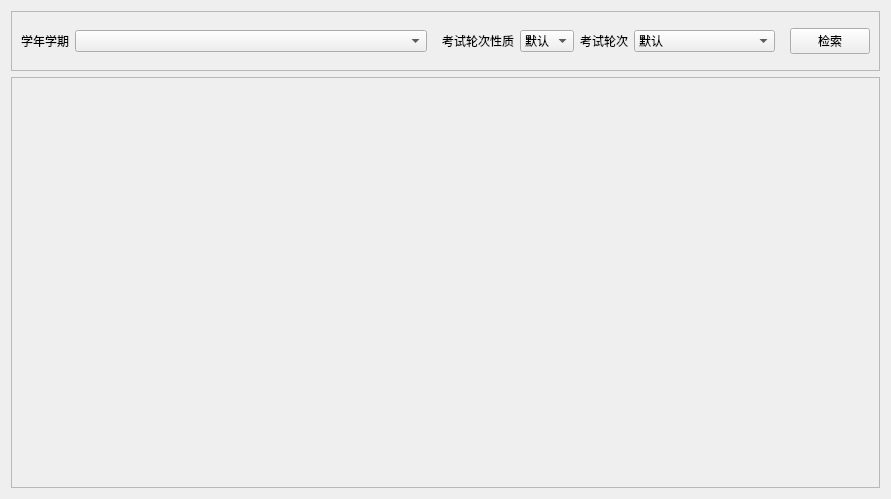
Above: Qt-Zhku-Client/ExamArrangement_Ui.ui from yujiecong/Qt-Zhku-Client before the change. Below: the same form after it.
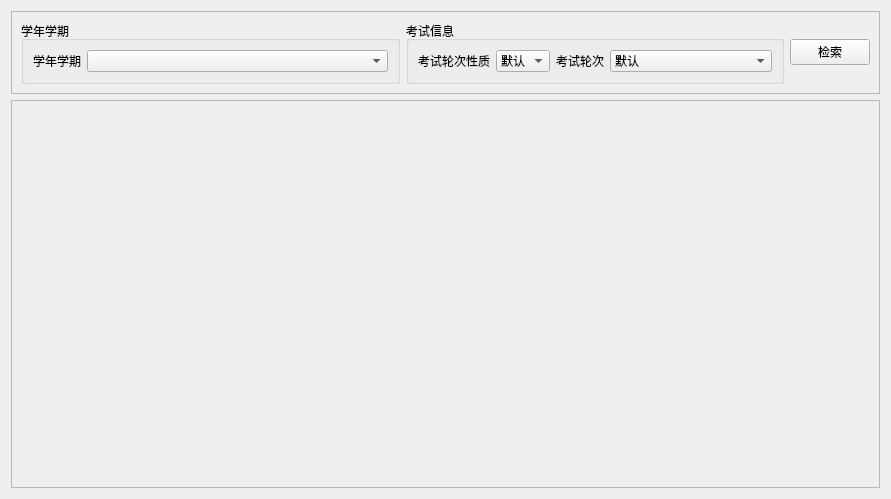
That is the form after the change.

```diff
--- a/Qt-Zhku-Client/ExamArrangement_Ui.ui
+++ b/Qt-Zhku-Client/ExamArrangement_Ui.ui
@@ -21,6 +21,12 @@
      </property>
      <layout class="QHBoxLayout" name="horizontalLayout_2">
       <item>
+       <widget class="QGroupBox" name="groupBox">
+        <property name="title">
+         <string>学年学期</string>
+        </property>
+        <layout class="QHBoxLayout" name="horizontalLayout">
+         <item>
        <widget class="QLabel" name="label">
         <property name="sizePolicy">
          <sizepolicy hsizetype="Fixed" vsizetype="Preferred">
@@ -43,8 +49,14 @@
         </property>
        </widget>
       </item>
+        </layout>
+       </widget>
+      </item>
       <item>
-       <widget class="QWidget" name="type1Widget" native="true">
+       <widget class="QGroupBox" name="type1GroupBox">
+        <property name="title">
+         <string>考试信息</string>
+        </property>
         <layout class="QHBoxLayout" name="horizontalLayout_3">
          <item>
           <widget class="QLabel" name="label_2">
@@ -147,7 +159,7 @@
         <x>0</x>
         <y>0</y>
         <width>871</width>
-        <height>415</height>
+        <height>401</height>
        </rect>
       </property>
       <layout class="QVBoxLayout" name="verticalLayout_2"/>
```
Lines whose indentation alone changed are shown as unchanged.
